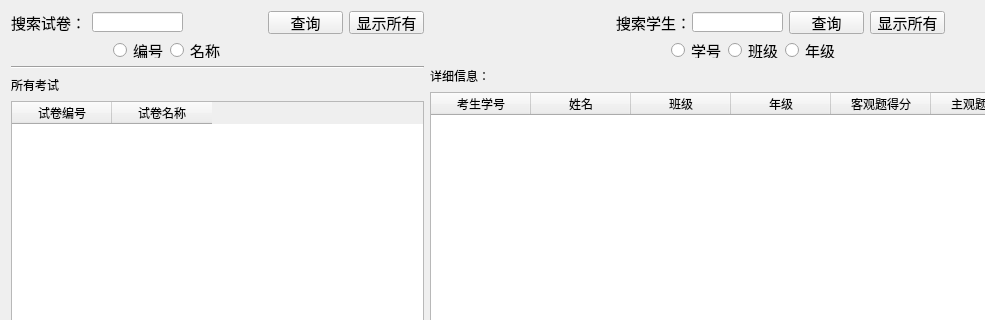
Before: the Qt Designer form server/scoremanage.ui in AlanForeverAi/Exams, drawn with Qt 5; both pictures show x 0 to 985 and y 0 to 320 of the 1240 by 650 pixel window.
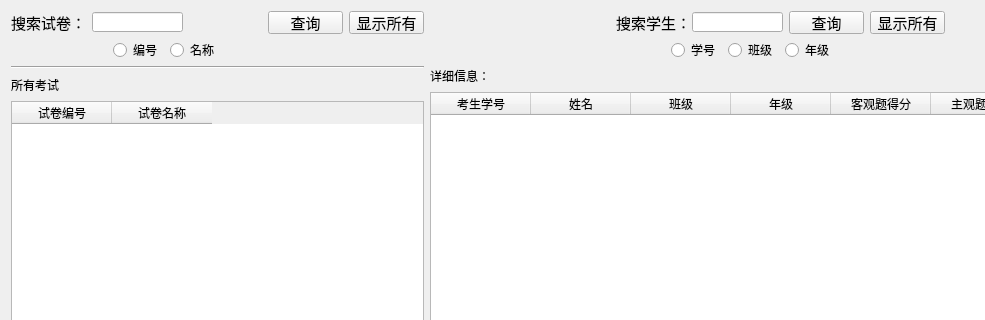
After: the same form once the commit is applied.

What changed in the file:
```diff
--- a/server/scoremanage.ui
+++ b/server/scoremanage.ui
@@ -144,7 +144,7 @@
            </property>
            <property name="sizeHint" stdset="0">
             <size>
-             <width>40</width>
+             <width>30</width>
              <height>20</height>
             </size>
            </property>
@@ -166,7 +166,7 @@
            </property>
            <property name="font">
             <font>
-             <pointsize>11</pointsize>
+             <pointsize>9</pointsize>
             </font>
            </property>
            <property name="text">
@@ -190,7 +190,7 @@
            </property>
            <property name="font">
             <font>
-             <pointsize>11</pointsize>
+             <pointsize>9</pointsize>
             </font>
            </property>
            <property name="text">
@@ -205,7 +205,7 @@
            </property>
            <property name="sizeHint" stdset="0">
             <size>
-             <width>40</width>
+             <width>30</width>
              <height>20</height>
             </size>
            </property>
@@ -218,7 +218,7 @@
            </property>
            <property name="sizeHint" stdset="0">
             <size>
-             <width>40</width>
+             <width>30</width>
              <height>20</height>
             </size>
            </property>
@@ -429,7 +429,7 @@
              </property>
              <property name="font">
               <font>
-               <pointsize>11</pointsize>
+               <pointsize>9</pointsize>
               </font>
              </property>
              <property name="text">
@@ -453,7 +453,7 @@
              </property>
              <property name="font">
               <font>
-               <pointsize>11</pointsize>
+               <pointsize>9</pointsize>
               </font>
              </property>
              <property name="text">
@@ -477,7 +477,7 @@
              </property>
              <property name="font">
               <font>
-               <pointsize>11</pointsize>
+               <pointsize>9</pointsize>
               </font>
              </property>
              <property name="text">
```
Left out of the diff: 6 changed lines with no effect on the pictures.
